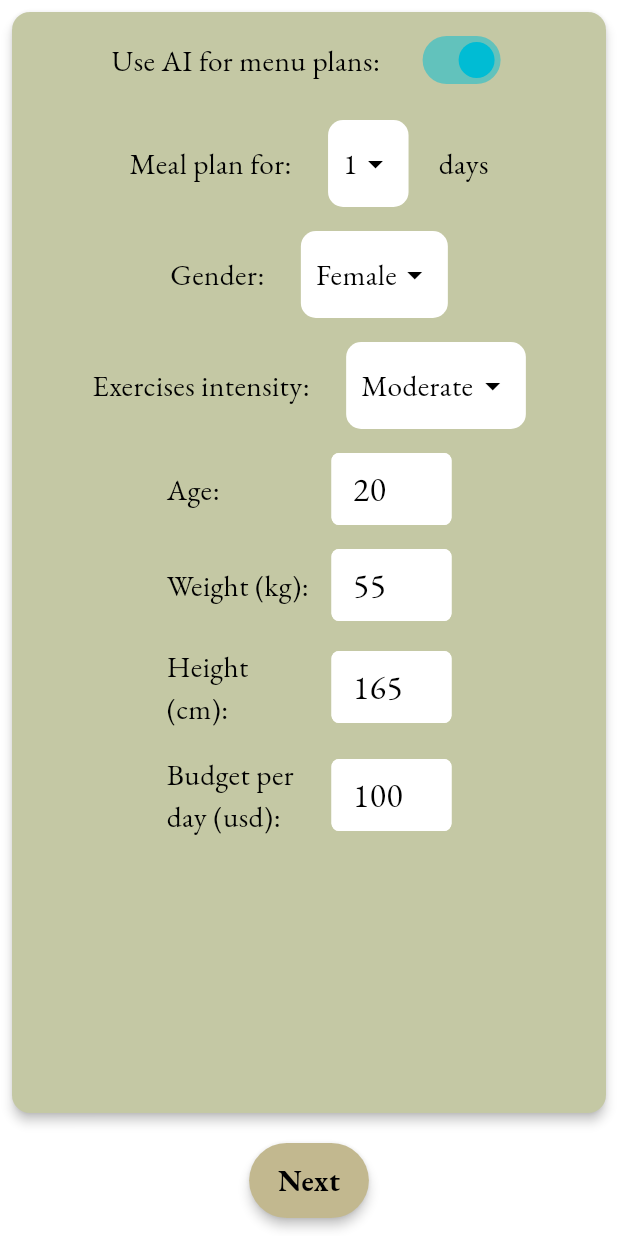
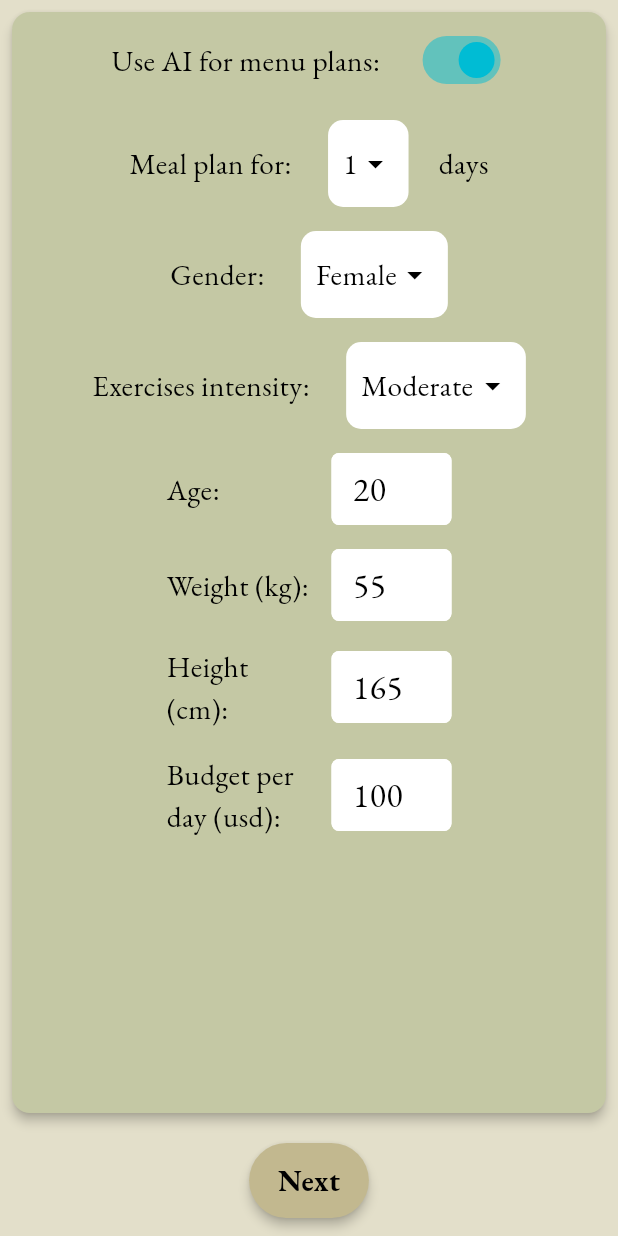
Before and after one commit to Victoria-Developer/Fitsy, a Flutter app: the SettingsPage screen opened by its route, on a phone screen of 412 x 824 dp. Run offline on Flutter 3.47's test engine with Material 3 defaults, Android fonts, the phone set to English and light mode, and no system bars; our stand-ins replace flutter_riverpod, go_router, google_fonts, objectbox, riverpod_annotation, shared_preferences; accounts and stored records are empty; generated files the repository leaves out were written again.

Commit message:
- Updated version code. - Minor UI fix.

```diff
--- a/lib/presentation/screens/settings_page.dart
+++ b/lib/presentation/screens/settings_page.dart
@@ -1,5 +1,6 @@
 import 'package:fitsy/domain/models/settings.dart';
 import 'package:fitsy/presentation/screens/settings_notifier.dart';
+import 'package:fitsy/presentation/widgets/dynamic_bottom_bar.dart';
 import 'package:flutter/material.dart';
 import 'package:flutter/services.dart';
 import 'package:flutter_riverpod/flutter_riverpod.dart';
@@ -9,9 +10,11 @@ import '../../domain/enums/gender.dart';
 import '../widgets/outlined_text_field.dart';
 
 class SettingsPage extends ConsumerStatefulWidget {
-  const SettingsPage({super.key, this.onNavigateToRecipesPage});
+  const SettingsPage({super.key, this.onNavigateToRecipesPage, this.bottomBar});
 
   final void Function()? onNavigateToRecipesPage;
+
+  final DynamicBottomBar? bottomBar;
 
   @override
   ConsumerState<SettingsPage> createState() => _OptionsPageState();
@@ -42,7 +45,8 @@ class _OptionsPageState extends ConsumerState<SettingsPage> {
   }
 
   Widget _buildMainContent(Settings userData, SettingsNotifier notifier) {
-    return Column(
+    return Scaffold(
+      body: SafeArea(child: Column(
       children: [
         Expanded(
             child: Card(
@@ -126,7 +130,8 @@ class _OptionsPageState extends ConsumerState<SettingsPage> {
           ),
         ),
       ],
-    );
+    )),
+    bottomNavigationBar: widget.bottomBar);
   }
 
   Widget _padded(Widget child) => Padding(
```
Also changed, not shown: lib/presentation/navigation/app_navigator.dart (+11 -19 lines), lib/presentation/screens/recipes_page.dart (+15 -10 lines), 1 other file.
